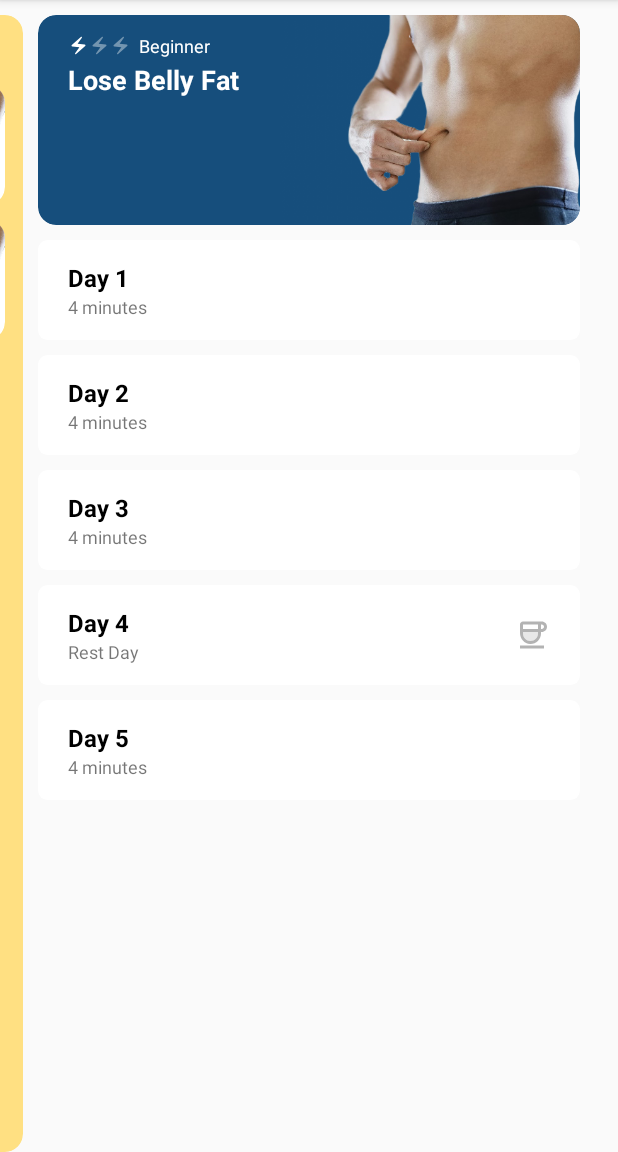
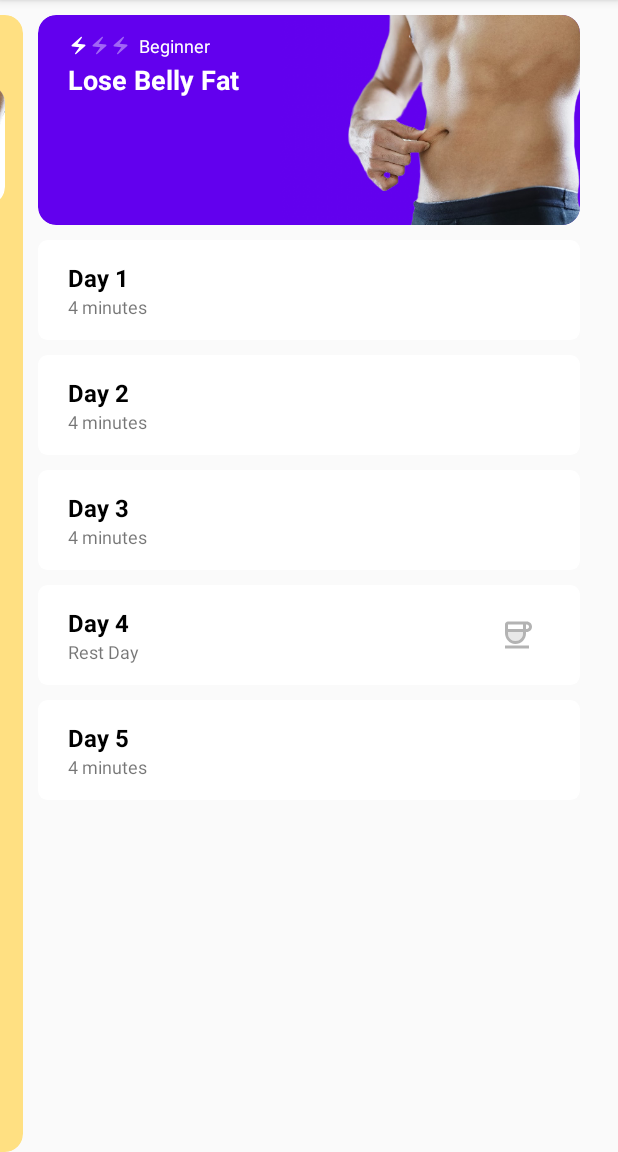
Before and after one commit to BasitAliHashmi/workout-library, an Android app: the screen it shows after launch (MainActivity), on a phone screen of 412 x 824 dp, the part 84-1236 px from its top. Run offline under Robolectric (Android 15) with nearby library versions, the phone set to English and light mode, and no system bars; our stand-ins replace AdMob, Room's generated code.

Commit message:
Daily progress

```diff
--- a/app/build.gradle.kts
+++ b/app/build.gradle.kts
@@ -43,9 +43,9 @@ dependencies {
 
     implementation("androidx.core:core-ktx:1.12.0")
     implementation("androidx.appcompat:appcompat:1.6.1")
-    implementation("com.google.android.material:material:1.10.0")
+    implementation("com.google.android.material:material:1.11.0")
     implementation("androidx.constraintlayout:constraintlayout:2.1.4")
-    implementation("androidx.lifecycle:lifecycle-viewmodel-ktx:2.6.2")
+    implementation("androidx.lifecycle:lifecycle-viewmodel-ktx:2.7.0")
     implementation("androidx.lifecycle:lifecycle-extensions:2.2.0")
 
     //glide
--- a/app/src/main/java/com/basit/workout/MainActivity.kt
+++ b/app/src/main/java/com/basit/workout/MainActivity.kt
@@ -1,11 +1,8 @@
 package com.basit.workout
 
-import android.graphics.Color
 import androidx.appcompat.app.AppCompatActivity
 import android.os.Bundle
 import android.widget.Toast
-//import androidx.navigation.NavController
-//import androidx.navigation.findNavController
 import com.basit.workout.databinding.ActivityMainBinding
 import com.basit.workout.model.LoseBellyFatProgram
 import com.basit.workout.model.MiniWakeupWorkoutProgram
@@ -32,7 +29,6 @@ class MainActivity : AppCompatActivity() {
         workoutFragment = ListFitnessProgramsFragment.newInstance(
             miniWorkoutCardOptions = MiniWorkoutCardOptions(cardTitle = "Mini Workout's"),
             LoseBellyFatProgram.program(),
-            MiniWakeupWorkoutProgram.program(),
             MiniWakeupWorkoutProgram.program()
         )
 
--- a/app/src/main/java/com/basit/workout/model/LoseBellyFatProgram.kt
+++ b/app/src/main/java/com/basit/workout/model/LoseBellyFatProgram.kt
@@ -26,7 +26,8 @@ class LoseBellyFatProgram {
                     day5()
                 ),
                 R.drawable.fat_loss_model,
-                Color.parseColor("#164E7C")
+                Color.parseColor("#6200EE")
+                //Color.parseColor("#164E7C")
             )
         }
 
--- a/app/src/main/res/layout/activity_main.xml
+++ b/app/src/main/res/layout/activity_main.xml
@@ -7,24 +7,12 @@
     tools:context=".MainActivity">
 
     <FrameLayout android:id="@+id/container"
-        android:layout_width="match_parent"
-        android:layout_height="match_parent"
+        android:layout_width="0dp"
+        android:layout_height="0dp"
         app:layout_constraintStart_toStartOf="parent"
         app:layout_constraintEnd_toEndOf="parent"
         app:layout_constraintTop_toTopOf="parent"
         app:layout_constraintBottom_toBottomOf="parent"
         />
 
-    <!--<fragment
-        android:id="@+id/nav_container"
-        android:name="androidx.navigation.fragment.NavHostFragment"
-        android:layout_width="0dp"
-        android:layout_height="0dp"
-        app:defaultNavHost="true"
-        app:layout_constraintStart_toStartOf="parent"
-        app:layout_constraintEnd_toEndOf="parent"
-        app:layout_constraintTop_toTopOf="parent"
-        app:layout_constraintBottom_toBottomOf="parent"
-        />-->
-
 </androidx.constraintlayout.widget.ConstraintLayout>
--- a/build.gradle.kts
+++ b/build.gradle.kts
@@ -6,8 +6,8 @@ buildscript {
 }
 
 plugins {
-    id("com.android.application") version "8.2.0" apply false
+    id("com.android.application") version "8.2.2" apply false
     id("org.jetbrains.kotlin.android") version "1.9.21" apply false
-    id("com.android.library") version "8.2.0" apply false
+    id("com.android.library") version "8.2.2" apply false
     id("com.google.devtools.ksp") version "1.9.20-1.0.14" apply false
 }
--- /dev/null
+++ b/workout-library/src/main/java/com/basit/workout_library/adapter/DaysListState.kt
@@ -0,0 +1,8 @@
+package com.basit.workout_library.adapter
+
+enum class DaysListState {
+    RestDay,
+    Pending,
+    InProgress,
+    Completed
+}
--- a/workout-library/src/main/java/com/basit/workout_library/adapter/ListFitnessProgramDaysAdapter.kt
+++ b/workout-library/src/main/java/com/basit/workout_library/adapter/ListFitnessProgramDaysAdapter.kt
@@ -1,9 +1,11 @@
 package com.basit.workout_library.adapter
 
 import android.content.Context
+import android.graphics.Color
 import android.view.LayoutInflater
 import android.view.View
 import android.view.ViewGroup
+import android.widget.FrameLayout
 import android.widget.ImageView
 import android.widget.TextView
 import androidx.recyclerview.widget.RecyclerView
@@ -11,6 +13,7 @@ import com.basit.workout_library.R
 import com.basit.workout_library.models.FitnessProgram
 import com.basit.workout_library.utils.OnFitnessProgramClick
 import com.google.android.material.card.MaterialCardView
+import com.google.android.material.progressindicator.CircularProgressIndicator
 import kotlin.math.ceil
 
 internal class ListFitnessProgramDaysAdapter(private val fitnessProgram: FitnessProgram,
@@ -23,6 +26,12 @@ internal class ListFitnessProgramDaysAdapter(private val fitnessProgram: Fitness
         val lblTitle: TextView = itemView.findViewById(R.id.lbl_title)
         val lblTime: TextView = itemView.findViewById(R.id.lbl_time)
         val iconRest: ImageView = itemView.findViewById(R.id.icon_rest)
+        val containerProgressIndicator: FrameLayout =
+            itemView.findViewById(R.id.container_progress_indicator)
+        val lblDayProgress: TextView = itemView.findViewById(R.id.lbl_day_progress)
+        val imgFinishedDay: ImageView = itemView.findViewById(R.id.img_finished_day)
+        val dayProgressIndicator: CircularProgressIndicator =
+            itemView.findViewById(R.id.day_progress)
     }
 
     override fun onCreateViewHolder(parent: ViewGroup, viewType: Int): ViewHolder {
@@ -44,16 +53,57 @@ internal class ListFitnessProgramDaysAdapter(private val fitnessProgram: Fitness
         if (!currentItem.restDay) {
 
             val convertedMinutes = ceil(currentItem.totalSeconds().toDouble() / 60.0)
+            holder.lblTime.text = "${String.format("%.0f", convertedMinutes)} minutes"
 
-            holder.lblTime.text = "${String.format("%.0f", convertedMinutes)} minutes"
-            holder.iconRest.visibility = View.GONE
+            if (currentItem.progress > 99) {
+                updateGui(holder, DaysListState.Completed)
+                holder.dayProgressIndicator.progress = 100
+            } else if (currentItem.progress > 0) {
+                updateGui(holder, DaysListState.InProgress)
+                holder.dayProgressIndicator.progress = currentItem.progress
+                holder.lblDayProgress.text = "${currentItem.progress}%"
+            } else {
+                updateGui(holder, DaysListState.Pending)
+            }
+
         } else {
-            holder.lblTime.text = "Rest Day"
-            holder.iconRest.visibility = View.VISIBLE
+            updateGui(holder, DaysListState.RestDay)
         }
 
         holder.mainCard.setOnClickListener {
             onClick.onItemClick(fitnessProgram, position)
         }
     }
+
+    private fun updateGui(holder: ViewHolder, state: DaysListState) {
+
+        holder.iconRest.visibility = View.GONE
+        holder.containerProgressIndicator.visibility = View.GONE
+        holder.imgFinishedDay.visibility = View.GONE
+        holder.lblDayProgress.visibility = View.GONE
+        holder.dayProgressIndicator.setIndicatorColor(fitnessProgram.color)
+        holder.imgFinishedDay.setColorFilter(fitnessProgram.color)
+
+        when (state) {
+            DaysListState.RestDay -> {
+                holder.lblTime.text = "Rest Day"
+                holder.iconRest.visibility = View.VISIBLE
+            }
+
+            DaysListState.Pending -> {
+
+            }
+
+            DaysListState.InProgress -> {
+                holder.containerProgressIndicator.visibility = View.VISIBLE
+                holder.lblDayProgress.visibility = View.VISIBLE
+            }
+
+            DaysListState.Completed -> {
+                holder.containerProgressIndicator.visibility = View.VISIBLE
+                holder.imgFinishedDay.visibility = View.VISIBLE
+            }
+        }
+    }
+
 }
--- a/workout-library/src/main/java/com/basit/workout_library/core/data/dao/WorkoutHistoryDao.kt
+++ b/workout-library/src/main/java/com/basit/workout_library/core/data/dao/WorkoutHistoryDao.kt
@@ -5,6 +5,7 @@ import androidx.room.Insert
 import androidx.room.OnConflictStrategy
 import androidx.room.Query
 import com.basit.workout_library.core.data.entity.WorkoutHistoryEntity
+import com.basit.workout_library.core.domain.model.WorkoutProgressByDays
 import com.basit.workout_library.core.domain.model.WorkoutSummary
 import java.time.LocalDateTime
 
@@ -19,4 +20,7 @@ internal interface WorkoutHistoryDao {
 
     @Query("select Date(wh.created_on) as WorkoutDate, sum(wh.duration_seconds) as TotalSeconds from workout_history wh where Date(wh.created_on) = Date(:dateFor) and wh.day = :dayNo and (0 = :programId or wh.program_id = :programId) Group By Date(wh.created_on);")
     suspend fun getSummarizedReport(dateFor: LocalDateTime, programId:Int, dayNo:Int): WorkoutSummary
+
+    @Query("select wh.program_id as programId, wh.day as dayNumber, wh.workout_id as workoutId, sum(wh.duration_seconds) as totalSecondsActive from workout_history wh Group By wh.program_id, wh.day, wh.workout_id")
+    suspend fun getProgressByDays() : List<WorkoutProgressByDays>
 }
--- a/workout-library/src/main/java/com/basit/workout_library/core/domain/WorkoutHistoryRepository.kt
+++ b/workout-library/src/main/java/com/basit/workout_library/core/domain/WorkoutHistoryRepository.kt
@@ -3,6 +3,7 @@ package com.basit.workout_library.core.domain
 import androidx.annotation.WorkerThread
 import com.basit.workout_library.core.domain.helper.ModelConverter
 import com.basit.workout_library.core.domain.model.WorkoutHistory
+import com.basit.workout_library.core.domain.model.WorkoutProgressByDays
 import com.basit.workout_library.core.domain.model.WorkoutSummary
 import com.basit.workout_library.core.domain.workouthistory.WorkoutHistoryLocalDataSource
 import java.time.LocalDateTime
@@ -23,4 +24,9 @@ internal class WorkoutHistoryRepository(private val localDataSource: WorkoutHist
     suspend fun getSummarizedReport(dateFor: LocalDateTime, programId:Int, dayNo:Int):WorkoutSummary {
         return localDataSource.getSummarizedReport(dateFor, programId, dayNo)
     }
+
+    @WorkerThread
+    suspend fun getProgressByDays():List<WorkoutProgressByDays> {
+        return localDataSource.getProgressByDays()
+    }
 }
--- /dev/null
+++ b/workout-library/src/main/java/com/basit/workout_library/core/domain/model/WorkoutProgressByDays.kt
@@ -0,0 +1,8 @@
+package com.basit.workout_library.core.domain.model
+
+internal data class WorkoutProgressByDays(
+    val programId:Int,
+    val dayNumber: Int,
+    val workoutId:Int,
+    val totalSecondsActive:Int
+)
--- a/workout-library/src/main/java/com/basit/workout_library/core/domain/workouthistory/WorkoutHistoryLocalDataSource.kt
+++ b/workout-library/src/main/java/com/basit/workout_library/core/domain/workouthistory/WorkoutHistoryLocalDataSource.kt
@@ -1,7 +1,9 @@
 package com.basit.workout_library.core.domain.workouthistory
 
+import androidx.annotation.WorkerThread
 import com.basit.workout_library.core.data.dao.WorkoutHistoryDao
 import com.basit.workout_library.core.data.entity.WorkoutHistoryEntity
+import com.basit.workout_library.core.domain.model.WorkoutProgressByDays
 import com.basit.workout_library.core.domain.model.WorkoutSummary
 import java.time.LocalDateTime
 
@@ -18,4 +20,9 @@ internal class WorkoutHistoryLocalDataSource(private val workoutHistoryDao: Work
     suspend fun getSummarizedReport(dateFor: LocalDateTime, programId:Int, dayNo:Int):WorkoutSummary {
         return workoutHistoryDao.getSummarizedReport(dateFor, programId, dayNo)
     }
+
+    @WorkerThread
+    suspend fun getProgressByDays():List<WorkoutProgressByDays> {
+        return workoutHistoryDao.getProgressByDays()
+    }
 }
--- a/workout-library/src/main/java/com/basit/workout_library/fragment/FitnessProgramViewModel.kt
+++ b/workout-library/src/main/java/com/basit/workout_library/fragment/FitnessProgramViewModel.kt
@@ -6,6 +6,7 @@ import androidx.lifecycle.viewModelScope
 import com.basit.workout_library.core.domain.WorkoutHistoryRepository
 import com.basit.workout_library.models.TimerTickState
 import com.basit.workout_library.core.domain.model.WorkoutHistory
+import com.basit.workout_library.core.domain.model.WorkoutProgressByDays
 import com.basit.workout_library.core.domain.model.WorkoutSummary
 import kotlinx.coroutines.delay
 import kotlinx.coroutines.isActive
@@ -20,6 +21,7 @@ internal class FitnessProgramViewModel(private val workoutHistoryRepository: Wor
     val tick = MutableLiveData<TimerTickState>()
     val summaryReport = MutableLiveData<List<WorkoutSummary>>()
     val singleDaySummaryReport = MutableLiveData<WorkoutSummary>()
+    val progressByDays = MutableLiveData<List<WorkoutProgressByDays>>()
 
     fun startTimer(seconds: Int) = viewModelScope.launch {
         if (seconds > 0) {
@@ -51,17 +53,23 @@ internal class FitnessProgramViewModel(private val workoutHistoryRepository: Wor
         workoutHistoryRepository.insert(model)
     }
 
-    fun getSummarizedReport(from: LocalDateTime, to: LocalDateTime, programId:Int) = viewModelScope.launch {
+    fun getSummarizedReport(from: LocalDateTime, to: LocalDateTime, programId: Int) =
+        viewModelScope.launch {
             val data = workoutHistoryRepository.getSummarizedReport(from, to, programId)
             summaryReport.postValue(createEmptyDays(data, from, to))
         }
 
-    fun getSummarizedReport(dateFor: LocalDateTime, programId:Int, dayNo:Int) = viewModelScope.launch {
+    fun getSummarizedReport(dateFor: LocalDateTime, programId: Int, dayNo: Int) =
+        viewModelScope.launch {
             val data = workoutHistoryRepository.getSummarizedReport(dateFor, programId, dayNo)
             singleDaySummaryReport.postValue(data)
         }
 
-    private fun createEmptyDays(summaryList:List<WorkoutSummary>, dateFrom: LocalDateTime, dateTo: LocalDateTime):List<WorkoutSummary> {
+    private fun createEmptyDays(
+        summaryList: List<WorkoutSummary>,
+        dateFrom: LocalDateTime,
+        dateTo: LocalDateTime
+    ): List<WorkoutSummary> {
         val list = arrayListOf<WorkoutSummary>()
 
         val daysBetween = ChronoUnit.DAYS.between(dateFrom, dateTo)
@@ -91,4 +99,9 @@ internal class FitnessProgramViewModel(private val workoutHistoryRepository: Wor
 
         return list
     }
+
+    fun loadWorkoutProgress() = viewModelScope.launch {
+        progressByDays.value = workoutHistoryRepository.getProgressByDays()
     }
+
+}
--- a/workout-library/src/main/java/com/basit/workout_library/fragment/ListFitnessProgramsFragment.kt
+++ b/workout-library/src/main/java/com/basit/workout_library/fragment/ListFitnessProgramsFragment.kt
@@ -8,10 +8,12 @@ import android.view.View
 import android.view.ViewGroup
 import androidx.activity.result.contract.ActivityResultContracts
 import androidx.constraintlayout.widget.ConstraintLayout
+import androidx.lifecycle.ViewModelProvider
 import com.basit.workout_library.SingleFitnessProgramActivity
 import com.basit.workout_library.WorkoutLibrary
 import com.basit.workout_library.adapter.ListFitnessProgramsAdapter
 import com.basit.workout_library.base.BaseWorkoutFrag
+import com.basit.workout_library.core.domain.model.WorkoutProgressByDays
 import com.basit.workout_library.databinding.FragmentListFitnessProgramsBinding
 import com.basit.workout_library.listeners.FitnessProgramListener
 import com.basit.workout_library.models.FitnessProgram
@@ -19,6 +21,7 @@ import com.basit.workout_library.models.MiniWorkoutCardOptions
 import com.basit.workout_library.utils.OnFitnessProgramClick
 import com.basit.workout_library.utils.WorkoutLibraryExtensions.showHorizontalPreview
 import java.util.ArrayList
+import kotlin.math.roundToInt
 
 private const val ARG_FITNESS_PROGRAMS = "param_fitness_programs"
 private const val ARG_MINI_WORKOUT_CARD_OPTIONS = "param_mini_workout_card_options"
@@ -29,6 +32,8 @@ class ListFitnessProgramsFragment : BaseWorkoutFrag(), OnFitnessProgramClick {
     private var paramMiniWorkoutCardOptions: MiniWorkoutCardOptions? = null
 
     private var mFitnessProgramListener: FitnessProgramListener? = null
+
+    private lateinit var viewModel: FitnessProgramViewModel
 
     private lateinit var binding: FragmentListFitnessProgramsBinding
     private lateinit var adapter: ListFitnessProgramsAdapter
@@ -66,22 +71,38 @@ class ListFitnessProgramsFragment : BaseWorkoutFrag(), OnFitnessProgramClick {
         savedInstanceState: Bundle?
     ): View {
         binding = FragmentListFitnessProgramsBinding.inflate(inflater, container,false)
+
+        viewModel = ViewModelProvider(
+            this,
+            FitnessProgramViewModelFactory(WorkoutLibrary.getInstance().workoutHistoryRepository)
+        )[FitnessProgramViewModel::class.java]
+
         return binding.root
     }
 
     override fun onViewCreated(view: View, savedInstanceState: Bundle?) {
         super.onViewCreated(view, savedInstanceState)
+        paramFitnessPrograms?.let {
+            setObservers()
+            viewModel.loadWorkoutProgress()
+        }
+    }
 
-        paramFitnessPrograms?.let {
+    private fun setObservers() {
+        viewModel.progressByDays.observe(viewLifecycleOwner) { progressData ->
+            paramFitnessPrograms?.let { fitnessPrograms ->
+
+                setDaysProgress(progressData)
+
                 adapter =
                     ListFitnessProgramsAdapter(
-                    getSimpleFitnessPrograms(it),
-                    getMiniFitnessPrograms(it),
+                        getSimpleFitnessPrograms(fitnessPrograms),
+                        getMiniFitnessPrograms(fitnessPrograms),
                         requireContext(),
                         paramMiniWorkoutCardOptions!!,
                         this
                     )
-            if (it.size > 1) {
+                if (fitnessPrograms.size > 1) {
                     binding.viewPager.showHorizontalPreview(25, 25, 10)
 
                 } else {
@@ -94,8 +115,33 @@ class ListFitnessProgramsFragment : BaseWorkoutFrag(), OnFitnessProgramClick {
                 }
                 binding.viewPager.adapter = adapter
 
-            if (it.size > 1)
+                if (fitnessPrograms.size > 1)
                     binding.viewPager.currentItem = 1
+            }
+        }
+    }
+
+    private fun setDaysProgress(dayWiseProgress: List<WorkoutProgressByDays>) {
+
+        val workoutMinDurationSeconds = 5
+
+        paramFitnessPrograms?.forEach { p ->
+
+            p.days.forEachIndexed { i, day ->
+
+                var counterForCompletedWorkout = 0.0
+
+                dayWiseProgress.filter { x -> x.programId == p.id && x.dayNumber == (i + 1) }
+                    .forEach { pd ->
+                        if (pd.totalSecondsActive >= workoutMinDurationSeconds)
+                            counterForCompletedWorkout += 1.0
+                    }
+
+                if (counterForCompletedWorkout > 0) {
+                    day.progress =
+                        ((counterForCompletedWorkout / day.workouts.size.toDouble()) * 100.0).roundToInt()
+                }
+            }
         }
     }
 
@@ -141,6 +187,7 @@ class ListFitnessProgramsFragment : BaseWorkoutFrag(), OnFitnessProgramClick {
         registerForActivityResult(
             ActivityResultContracts.StartActivityForResult()
         ) {
+            viewModel.loadWorkoutProgress()
             mFitnessProgramListener?.onFitnessProgramEnd(it.resultCode)
         }
 
--- a/workout-library/src/main/java/com/basit/workout_library/models/FitnessProgramDay.kt
+++ b/workout-library/src/main/java/com/basit/workout_library/models/FitnessProgramDay.kt
@@ -6,10 +6,9 @@ import kotlinx.parcelize.Parcelize
 @Parcelize
 data class FitnessProgramDay(
     val restDay:Boolean = false,
-    val workouts:List<Workout> = arrayListOf()
+    val workouts:List<Workout> = arrayListOf(),
+    var progress:Int = 0
 ) : Parcelable {
-    //var totalSeconds:Int = 0
-
     fun totalSeconds():Int{
         var totalSeconds = 0
         this.workouts.filter { it.type == WorkoutType.Timed }.forEach { item ->
--- a/workout-library/src/main/res/layout/single_fitness_program_day_layout.xml
+++ b/workout-library/src/main/res/layout/single_fitness_program_day_layout.xml
@@ -46,7 +46,46 @@
             android:layout_alignParentEnd="true"
             android:layout_centerVertical="true"
             android:alpha="0.3"
+            android:layout_marginEnd="10dp"
             />
+
+
+        <FrameLayout android:id="@+id/container_progress_indicator"
+            android:layout_width="wrap_content"
+            android:layout_height="wrap_content"
+            android:layout_alignParentEnd="true"
+            android:layout_centerVertical="true">
+
+            <com.google.android.material.progressindicator.CircularProgressIndicator android:id="@+id/day_progress"
+                android:layout_width="wrap_content"
+                android:layout_height="wrap_content"
+                android:max="100"
+                android:progress="0"
+                app:trackThickness="4dp"
+                app:trackColor="#E3E3E3"
+                app:indicatorDirectionCircular="clockwise"
+                app:indicatorSize="36dp"
+                app:trackCornerRadius="10dp"
+                />
+
+            <TextView android:id="@+id/lbl_day_progress"
+                android:layout_width="wrap_content"
+                android:layout_height="wrap_content"
+                android:fontFamily="@font/roboto_medium"
+                android:text="0%"
+                android:textSize="10dp"
+                android:textAlignment="center"
+                android:layout_gravity="center"
+                />
+
+            <ImageView android:id="@+id/img_finished_day"
+                android:layout_width="wrap_content"
+                android:layout_height="wrap_content"
+                android:src="@drawable/round_check_24"
+                android:layout_gravity="center"
+                />
+
+        </FrameLayout>
 
     </RelativeLayout>
 
```
Also changed, not shown: workout-library/build.gradle.kts (+5 -5 lines). Lines whose indentation alone changed are shown as unchanged.
